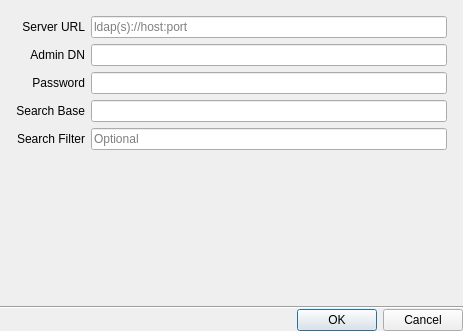
First picture: the form in client/nx_client_desktop/src/ui/dialogs/ldap_settings_dialog.ui, repository networkoptix/nx_open, before the edit.
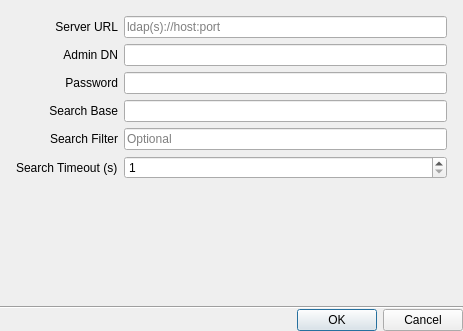
Second picture: the form after the edit. Custom widgets are drawn as their Qt base class.

Commit message:
VMS-12798: Client support for LDAP timeout
<==== Mercurial data ====>
Branch: vms_3.2

What changed in the file:
```diff
--- a/client/nx_client_desktop/src/ui/dialogs/ldap_settings_dialog.ui
+++ b/client/nx_client_desktop/src/ui/dialogs/ldap_settings_dialog.ui
@@ -156,6 +156,26 @@
           </property>
          </widget>
         </item>
+        <item row="5" column="0">
+         <widget class="QLabel" name="searchTimeoutSLabel">
+          <property name="text">
+           <string>Search Timeout (s)</string>
+          </property>
+         </widget>
+        </item>
+        <item row="5" column="1">
+         <widget class="QSpinBox" name="searchTimeoutSSpinBox">
+          <property name="minimum">
+           <number>1</number>
+          </property>
+          <property name="maximum">
+           <number>600</number>
+          </property>
+          <property name="singleStep">
+           <number>10</number>
+          </property>
+         </widget>
+        </item>
        </layout>
       </widget>
      </item>
```
The commit also changes 13 other files.
